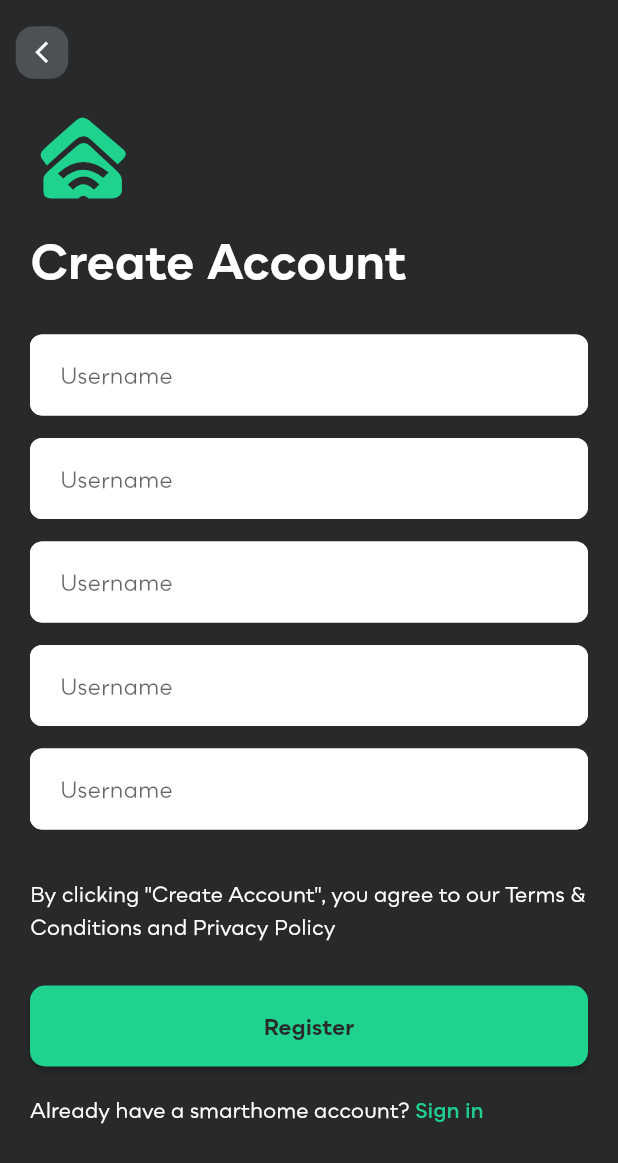
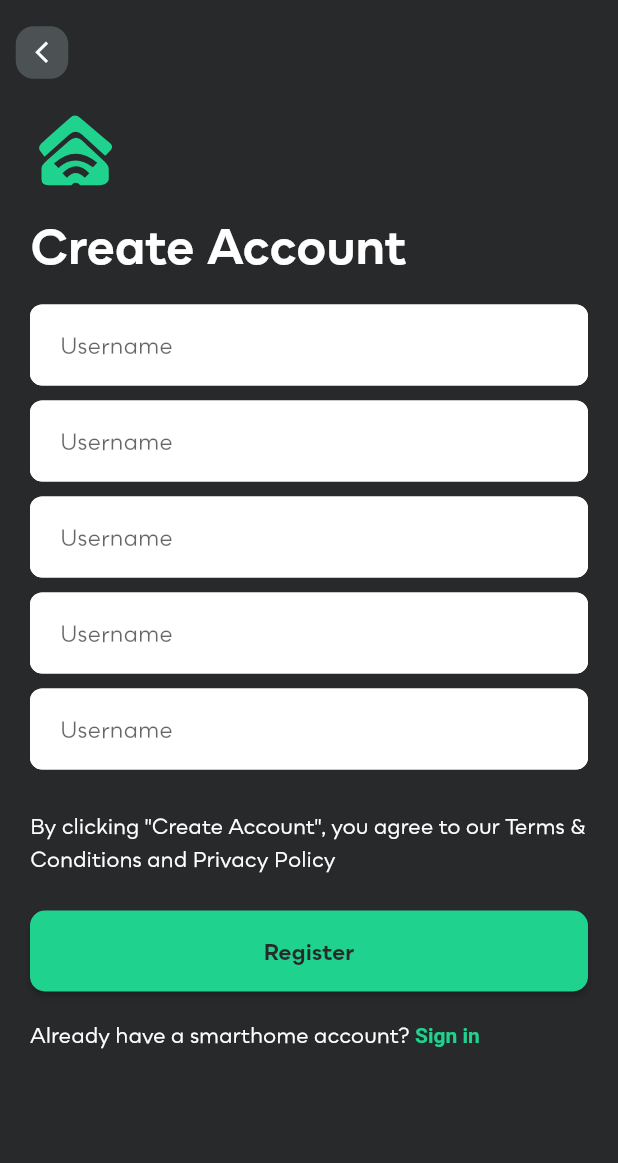
Before and after one commit to akram-mohammad/smart-home, a Flutter app: the screen it shows after launch, after a tap on "Register", on a phone screen of 412 x 824 dp. Shown: the top 1163 px of the screen. Run offline on Flutter 3.47's test engine with Material 2 defaults, Android fonts, the phone set to English and light mode, and no system bars; our stand-ins replace firebase_core, flutter_svg; accounts and stored records are empty.

Commit message:
OTP done successfully

```diff
--- a/lib/main.dart
+++ b/lib/main.dart
@@ -48,10 +48,9 @@ class MyApp extends StatelessWidget {
                 fontWeight: FontWeight.w700,
                 color: Colors.white),
             headline5: TextStyle(
-              fontSize: 14.0,
-              fontWeight: FontWeight.w600,
-              color: Color(0xFF1FD38F),
-            ),
+                fontSize: 20.0,
+                fontWeight: FontWeight.w600,
+                color: Colors.white),
             headline6: TextStyle(
                 fontSize: 14.0,
                 fontWeight: FontWeight.w400,
--- a/lib/ui/screens/authentication/forgot_pass.dart
+++ b/lib/ui/screens/authentication/forgot_pass.dart
@@ -1,5 +1,6 @@
 import 'package:flutter/material.dart';
 import 'package:flutter_svg/flutter_svg.dart';
+import 'package:smart_home/ui/screens/authentication/forgot_otp.dart';
 import 'package:smart_home/ui/widgets/empty_appbar.dart';
 import 'package:smart_home/ui/widgets/regular_elevated_button.dart';
 import 'package:smart_home/ui/widgets/regular_text_field.dart';
@@ -71,7 +72,10 @@ class ForgotPassword extends StatelessWidget {
               SizedBox(
                 height: 10.0,
               ),
-              RegularElevatedButton(title: 'Send OTP')
+              RegularElevatedButton(
+                title: 'Send OTP',
+                page: OTPPage(),
+              )
             ],
           ),
         ),
--- a/lib/ui/screens/authentication/sign_up.dart
+++ b/lib/ui/screens/authentication/sign_up.dart
@@ -28,8 +28,8 @@ class SignUpPage extends StatelessWidget {
               children: [
                 SvgPicture.asset(
                   'assets/imgs/shicon.svg',
-                  width: 70.0,
-                  height: 70.0,
+                  width: 60.0,
+                  height: 60.0,
                 ),
                 SizedBox(
                   height: 15.0,
@@ -39,27 +39,27 @@ class SignUpPage extends StatelessWidget {
                   style: Theme.of(context).textTheme.headline3,
                 ),
                 SizedBox(
-                  height: 30.0,
+                  height: 20.0,
                 ),
                 RegularTextField(),
                 SizedBox(
-                  height: 15.0,
+                  height: 10.0,
                 ),
                 RegularTextField(),
                 SizedBox(
-                  height: 15.0,
+                  height: 10.0,
                 ),
                 RegularTextField(),
                 SizedBox(
-                  height: 15.0,
+                  height: 10.0,
                 ),
                 RegularTextField(),
                 SizedBox(
-                  height: 15.0,
+                  height: 10.0,
                 ),
                 RegularTextField(),
                 Padding(
-                  padding: const EdgeInsets.symmetric(vertical: 30.0),
+                  padding: const EdgeInsets.symmetric(vertical: 25.0),
                   child: Text(
                     'By clicking "Create Account", you agree to our Terms & Conditions and Privacy Policy',
                     style: Theme.of(context).textTheme.bodyText1,
@@ -76,11 +76,15 @@ class SignUpPage extends StatelessWidget {
                     children: [
                       new TextSpan(
                         text: 'Already have a smarthome account? ',
-                        style: Theme.of(context).textTheme.bodyText2,
+                        style: Theme.of(context).textTheme.headline6,
                       ),
                       new TextSpan(
                         text: 'Sign in',
-                        style: Theme.of(context).textTheme.headline5,
+                        style: TextStyle(
+                          fontSize: 14.0,
+                          fontWeight: FontWeight.w600,
+                          color: Color(0xFF1FD38F),
+                        ),
                         recognizer: new TapGestureRecognizer()
                           ..onTap = () {
                             Navigator.push(
```
Also changed, not shown: lib/ui/screens/authentication/forgot_otp.dart (+85 -0 lines), lib/ui/screens/authentication/sign_in.dart (+11 -3 lines), lib/ui/widgets/opt_text_field.dart (added, +37 -0 lines), assets/imgs/login.svg (deleted), assets/imgs/login1.svg (deleted), assets/imgs/otp.png (added), assets/imgs/otp.svg (added), assets/imgs/shicon.png (deleted).
